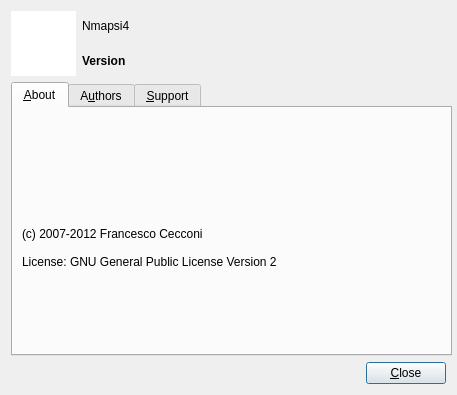
This is src/platform/ui/about.ui in nmapsi4/nmapsi4 as Qt 5 draws it before an edit. The edited form follows.
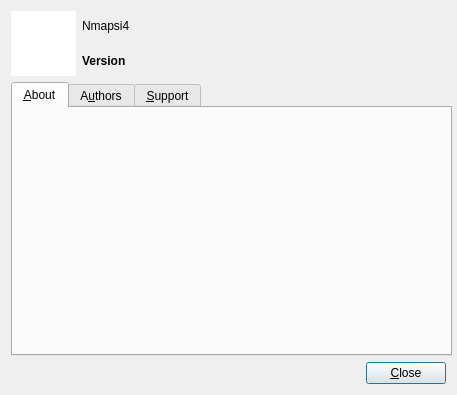
This is the edited form. Icons and pictures are not drawn.

Commit message: update qml code for text WordWrap.

```diff
--- a/src/platform/ui/about.ui
+++ b/src/platform/ui/about.ui
@@ -132,65 +132,30 @@
       <attribute name="title">
        <string>&amp;About</string>
       </attribute>
-      <layout class="QGridLayout" name="gridLayout_2">
-       <item row="0" column="0" colspan="2">
-        <widget class="QLabel" name="descriptionLabel">
-         <property name="sizePolicy">
-          <sizepolicy hsizetype="Preferred" vsizetype="Expanding">
-           <horstretch>0</horstretch>
-           <verstretch>0</verstretch>
-          </sizepolicy>
-         </property>
-         <property name="minimumSize">
-          <size>
-           <width>0</width>
-           <height>50</height>
-          </size>
-         </property>
-         <property name="maximumSize">
-          <size>
-           <width>16777215</width>
-           <height>16777215</height>
-          </size>
-         </property>
-         <property name="text">
-          <string/>
-         </property>
-        </widget>
-       </item>
-       <item row="1" column="0" colspan="2">
-        <widget class="QLabel" name="label_4">
-         <property name="maximumSize">
-          <size>
-           <width>16777215</width>
-           <height>100</height>
-          </size>
-         </property>
+      <layout class="QVBoxLayout" name="verticalLayout_3">
+       <item>
+        <widget class="QTextEdit" name="textDescription">
          <property name="styleSheet">
-          <string notr="true"/>
+          <string notr="true">background: transparent;</string>
          </property>
-         <property name="text">
-          <string>
-
-(c) 2007-2012 Francesco Cecconi
-
-License: GNU General Public License Version 2</string>
+         <property name="frameShape">
+          <enum>QFrame::NoFrame</enum>
+         </property>
+         <property name="lineWidth">
+          <number>0</number>
+         </property>
+         <property name="readOnly">
+          <bool>true</bool>
+         </property>
+         <property name="html">
+          <string notr="true">&lt;!DOCTYPE HTML PUBLIC &quot;-//W3C//DTD HTML 4.0//EN&quot; &quot;http://www.w3.org/TR/REC-html40/strict.dtd&quot;&gt;
+&lt;html&gt;&lt;head&gt;&lt;meta name=&quot;qrichtext&quot; content=&quot;1&quot; /&gt;&lt;style type=&quot;text/css&quot;&gt;
+p, li { white-space: pre-wrap; }
+&lt;/style&gt;&lt;/head&gt;&lt;body style=&quot; font-family:'DejaVu Sans'; font-size:9pt; font-weight:400; font-style:normal;&quot;&gt;
+&lt;p style=&quot;-qt-paragraph-type:empty; margin-top:0px; margin-bottom:0px; margin-left:0px; margin-right:0px; -qt-block-indent:0; text-indent:0px;&quot;&gt;&lt;br /&gt;&lt;/p&gt;&lt;/body&gt;&lt;/html&gt;</string>
          </property>
         </widget>
        </item>
-       <item row="2" column="0">
-        <spacer name="verticalSpacer_4">
-         <property name="orientation">
-          <enum>Qt::Vertical</enum>
-         </property>
-         <property name="sizeHint" stdset="0">
-          <size>
-           <width>20</width>
-           <height>30</height>
-          </size>
-         </property>
-        </spacer>
-       </item>
       </layout>
      </widget>
      <widget class="QWidget" name="tab_2">
```
The commit also changes 3 other files.
